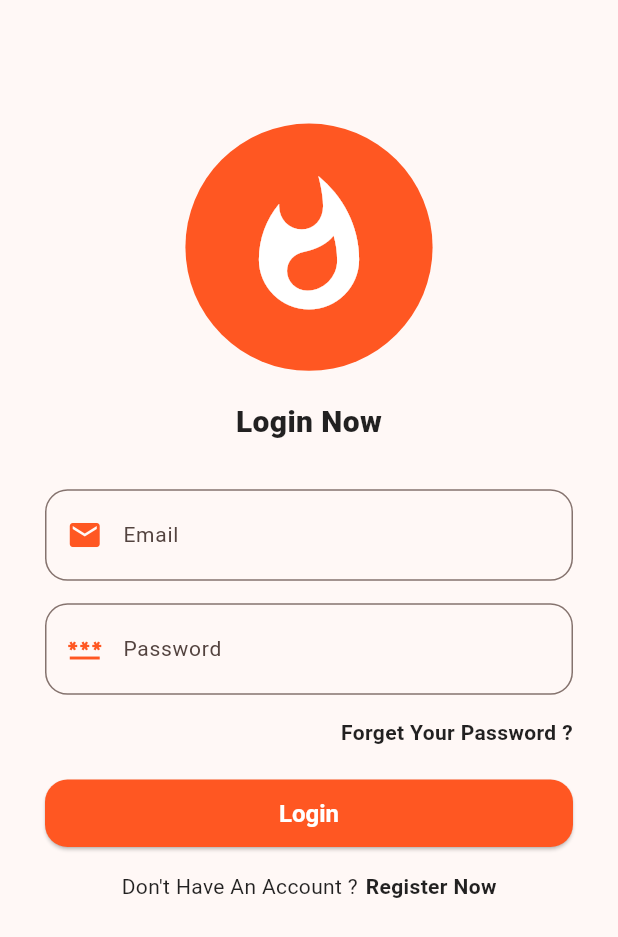
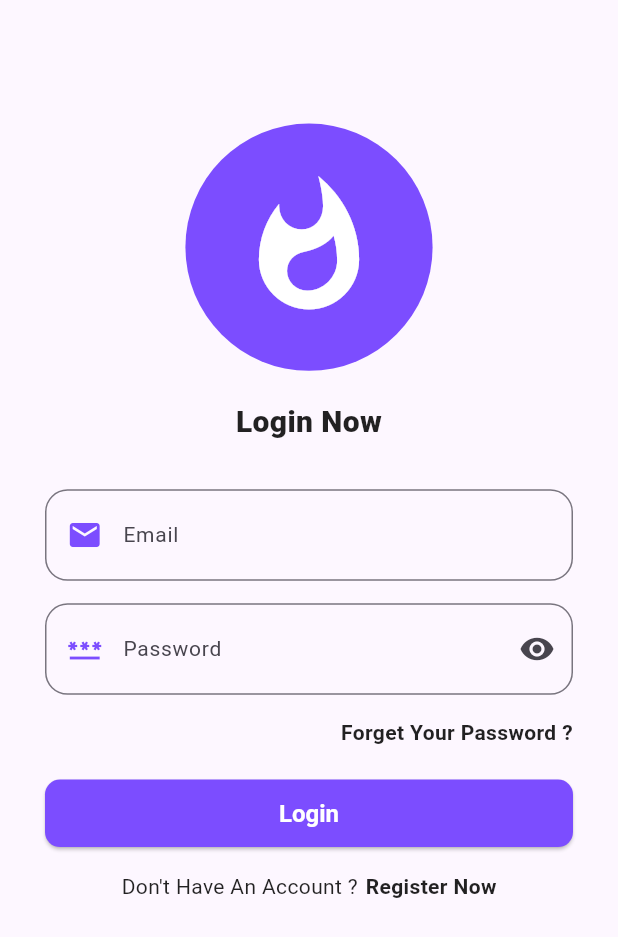
Before and after one commit to abdulrahmanhaney/Fire_Chat, a Flutter app: the screen it shows after launch, after a tap on "Login Now", on a phone screen of 412 x 824 dp. Shown: the top 937 px of the screen. Run offline on Flutter 3.47's test engine with Material 2 defaults, Android fonts, the phone set to English and light mode, and no system bars; drawn by our look-alikes of modal_progress_hud_nsn; our stand-ins replace bloc, cloud_firestore, dartz, equatable, firebase_auth, firebase_core and 5 more; accounts and stored records are empty; Roboto replaces fonts that are missing (Cairo).

Commit message:
create custom password text field and reset pass

```diff
--- a/lib/Core/utils/app_themes.dart
+++ b/lib/Core/utils/app_themes.dart
@@ -1,8 +1,6 @@
 import 'package:fire_chat/constants.dart';
 import 'package:flutter/material.dart';
 import 'package:google_fonts/google_fonts.dart';
-
-import '../styles/text_styles.dart';
 
 class AppThemes {
   static ThemeData lightTheme() {
@@ -13,18 +11,27 @@ class AppThemes {
       brightness: Brightness.light,
       colorScheme: ColorScheme.fromSeed(seedColor: kPrimaryColor),
       textTheme: GoogleFonts.cairoTextTheme(ThemeData.light().textTheme),
+      appBarTheme: const AppBarTheme(
+        backgroundColor: kPrimaryColor,
+        foregroundColor: Colors.white,
+      ),
       elevatedButtonTheme: const ElevatedButtonThemeData(
         style: ButtonStyle(
           backgroundColor: MaterialStatePropertyAll(kPrimaryColor),
           foregroundColor: MaterialStatePropertyAll(Colors.white),
-          textStyle: MaterialStatePropertyAll(AppTextStyles.s16b),
+          textStyle: MaterialStatePropertyAll(
+            TextStyle(
+              fontSize: 16,
+              fontWeight: FontWeight.bold,
+            ),
+          ),
           minimumSize: MaterialStatePropertyAll(
             Size(double.infinity, 45),
           ),
           shape: MaterialStatePropertyAll(
             RoundedRectangleBorder(
               borderRadius: BorderRadius.all(
-                Radius.circular(15),
+                Radius.circular(10),
               ),
             ),
           ),
@@ -40,11 +47,19 @@ class AppThemes {
       cardColor: kPrimaryColor,
       colorScheme: ColorScheme.fromSeed(seedColor: Colors.white),
       textTheme: GoogleFonts.cairoTextTheme(ThemeData.dark().textTheme),
+      appBarTheme: const AppBarTheme(
+        backgroundColor: kPrimaryColor,
+      ),
       elevatedButtonTheme: const ElevatedButtonThemeData(
         style: ButtonStyle(
           backgroundColor: MaterialStatePropertyAll(Colors.white),
           foregroundColor: MaterialStatePropertyAll(kPrimaryColor),
-          textStyle: MaterialStatePropertyAll(AppTextStyles.s16b),
+          textStyle: MaterialStatePropertyAll(
+            TextStyle(
+              fontSize: 16,
+              fontWeight: FontWeight.bold,
+            ),
+          ),
           minimumSize: MaterialStatePropertyAll(
             Size(double.infinity, 45),
           ),
--- a/lib/Featured/Auth/presentataion/manager/reset_password_cubit/reset_password_cubit.dart
+++ b/lib/Featured/Auth/presentataion/manager/reset_password_cubit/reset_password_cubit.dart
@@ -1,8 +1,18 @@
 import 'package:bloc/bloc.dart';
 import 'package:equatable/equatable.dart';
+import 'package:fire_chat/Featured/Auth/data/repositories/auth_repo_impl.dart';
 
 part 'reset_password_state.dart';
 
 class ResetPasswordCubit extends Cubit<ResetPasswordState> {
-  ResetPasswordCubit() : super(ResetPasswordInitial());
+  ResetPasswordCubit(this.authRepoImpl) : super(ResetPasswordInitial());
+  AuthRepoImpl authRepoImpl;
+
+  Future<void> resetPassword({required String email}) async {
+    var response = await authRepoImpl.resetPassword(email: email);
+    response.fold(
+      (fail) => emit(ResetPasswordFailuer(fail.errorMessage)),
+      (success) => emit(ResetPasswordSuccess()),
+    );
+  }
 }
--- a/lib/Featured/Auth/presentataion/manager/reset_password_cubit/reset_password_state.dart
+++ b/lib/Featured/Auth/presentataion/manager/reset_password_cubit/reset_password_state.dart
@@ -8,3 +8,12 @@ abstract class ResetPasswordState extends Equatable {
 }
 
 class ResetPasswordInitial extends ResetPasswordState {}
+
+class ResetPasswordLoading extends ResetPasswordState {}
+
+class ResetPasswordSuccess extends ResetPasswordState {}
+
+class ResetPasswordFailuer extends ResetPasswordState {
+  final String errorMessage;
+  const ResetPasswordFailuer(this.errorMessage);
+}
--- /dev/null
+++ b/lib/Featured/Auth/presentataion/views/widgets/custom_password_text_field.dart
@@ -0,0 +1,67 @@
+import 'package:flutter/material.dart';
+
+// ignore: must_be_immutable
+class CustomPassWordTextField extends StatefulWidget {
+  CustomPassWordTextField(
+      {super.key,
+      required this.hint,
+      this.onSaved,
+      this.validator,
+      this.onCahange});
+
+  String hint;
+  void Function(String?)? onSaved;
+  Function(String)? onCahange;
+  String? Function(String?)? validator;
+
+  @override
+  State<CustomPassWordTextField> createState() =>
+      _CustomPassWordTextFieldState();
+}
+
+class _CustomPassWordTextFieldState extends State<CustomPassWordTextField> {
+  bool isShow = false;
+
+  @override
+  Widget build(BuildContext context) {
+    return Container(
+      margin: const EdgeInsets.only(bottom: 15),
+      child: TextFormField(
+        validator: widget.validator,
+        onSaved: widget.onSaved,
+        obscureText: isShow,
+        onChanged: widget.onCahange,
+        style: const TextStyle(fontSize: 14),
+        decoration: InputDecoration(
+          contentPadding:
+              const EdgeInsets.symmetric(vertical: 20, horizontal: 15),
+          hintText: widget.hint,
+          hintStyle: const TextStyle(fontSize: 14),
+          suffixIcon: IconButton(
+            onPressed: () {
+              setState(() {
+                isShow = !isShow;
+              });
+            },
+            icon: Icon(
+              isShow ? Icons.visibility_off : Icons.visibility,
+            ),
+          ),
+          prefixIcon: Padding(
+            padding: const EdgeInsets.only(left: 5),
+            child: Icon(
+              Icons.password,
+              size: 24,
+              color: Theme.of(context).primaryColor,
+            ),
+          ),
+          border: const OutlineInputBorder(
+            borderRadius: BorderRadius.all(
+              Radius.circular(15),
+            ),
+          ),
+        ),
+      ),
+    );
+  }
+}
--- a/lib/Featured/Auth/presentataion/views/widgets/login_section.dart
+++ b/lib/Featured/Auth/presentataion/views/widgets/login_section.dart
@@ -4,6 +4,7 @@ import 'package:flutter/material.dart';
 import 'package:flutter_bloc/flutter_bloc.dart';
 
 import '../../../../../Core/styles/text_styles.dart';
+import 'custom_password_text_field.dart';
 import 'custom_text_field.dart';
 
 class LoginSection extends StatefulWidget {
@@ -45,20 +46,22 @@ class _LoginSectionState extends State<LoginSection> {
               },
               validator: (p0) {
                 if (p0?.isEmpty ?? true) {
-                  return "Email can't be empty";
+                  return "Email Can't be empty";
+                }
+                if (!p0!.contains('@')) {
+                  return "Error in email formatt";
                 }
                 return null;
               },
             ),
-            CustomTextField(
-              icon: Icons.password,
+            CustomPassWordTextField(
               hint: 'Password',
               onSaved: (p0) {
                 passWord = p0!;
               },
               validator: (p0) {
                 if (p0?.isEmpty ?? true) {
-                  return "Password can't be empty";
+                  return "Password Can't be empty";
                 }
                 return null;
               },
--- a/lib/Featured/Auth/presentataion/views/widgets/register_section.dart
+++ b/lib/Featured/Auth/presentataion/views/widgets/register_section.dart
@@ -3,6 +3,8 @@ import 'package:fire_chat/Featured/Auth/presentataion/manager/create_user_cubit/
 import 'package:fire_chat/Featured/Auth/presentataion/views/widgets/custom_text_field.dart';
 import 'package:flutter/material.dart';
 import 'package:flutter_bloc/flutter_bloc.dart';
+
+import 'custom_password_text_field.dart';
 
 class RegisterSection extends StatefulWidget {
   const RegisterSection({super.key});
@@ -62,8 +64,7 @@ class _RegisterSectionState extends State<RegisterSection> {
                 return null;
               },
             ),
-            CustomTextField(
-              icon: Icons.password,
+            CustomPassWordTextField(
               hint: 'Password',
               onSaved: (p0) {
                 password = p0!;
--- a/lib/Featured/Splash/views/widgets/splash_view_body.dart
+++ b/lib/Featured/Splash/views/widgets/splash_view_body.dart
@@ -1,7 +1,7 @@
 import 'package:fire_chat/Core/styles/text_styles.dart';
 import 'package:fire_chat/Core/utils/service_lactor.dart';
 import 'package:fire_chat/Featured/Auth/presentataion/views/register_view.dart';
-import 'package:fire_chat/Featured/Auth/presentataion/views/reset_password_view.dart';
+import 'package:fire_chat/Featured/Home/presentation/views/home_view.dart';
 import 'package:flutter/material.dart';
 import 'package:shared_preferences/shared_preferences.dart';
 
@@ -20,7 +20,7 @@ class _SplashViewBodyState extends State<SplashViewBody>
   var shared = getIt.get<SharedPreferences>();
 
   @override
-  void initState()  {
+  void initState() {
     super.initState();
     initAnimation();
     navigateToAnotherScreen();
@@ -92,7 +92,7 @@ class _SplashViewBodyState extends State<SplashViewBody>
         if (shared.getString('userInfo')?.isEmpty ?? true) {
           Navigator.of(context).pushReplacementNamed(RegisterView.id);
         } else {
-          Navigator.of(context).pushReplacementNamed(ResetPasswordView.id);
+          Navigator.of(context).pushReplacementNamed(HomeView.id);
         }
       },
     );
--- a/lib/constants.dart
+++ b/lib/constants.dart
@@ -1,3 +1,3 @@
 import 'package:flutter/material.dart';
 
-const Color kPrimaryColor = Colors.deepOrange;
+const Color kPrimaryColor = Colors.deepPurpleAccent;
--- a/lib/main.dart
+++ b/lib/main.dart
@@ -4,9 +4,11 @@ import 'package:fire_chat/Core/utils/service_lactor.dart';
 import 'package:fire_chat/Featured/Auth/data/repositories/auth_repo_impl.dart';
 import 'package:fire_chat/Featured/Auth/presentataion/manager/create_user_cubit/create_user_cubit.dart';
 import 'package:fire_chat/Featured/Auth/presentataion/manager/login_user_cubit/login_user_cubit.dart';
+import 'package:fire_chat/Featured/Auth/presentataion/manager/reset_password_cubit/reset_password_cubit.dart';
 import 'package:fire_chat/Featured/Auth/presentataion/views/login_view.dart';
 import 'package:fire_chat/Featured/Auth/presentataion/views/register_view.dart';
 import 'package:fire_chat/Featured/Auth/presentataion/views/reset_password_view.dart';
+import 'package:fire_chat/Featured/Home/presentation/views/home_view.dart';
 import 'package:fire_chat/Featured/Splash/splash_view.dart';
 import 'package:fire_chat/firebase_options.dart';
 import 'package:firebase_core/firebase_core.dart';
@@ -42,6 +44,9 @@ class MyApp extends StatelessWidget {
         BlocProvider(
           create: (context) => LoginUserCubit(authrepoimpl, shared),
         ),
+        BlocProvider(
+          create: (context) => ResetPasswordCubit(authrepoimpl),
+        ),
       ],
       child: MaterialApp(
         title: 'Fire Chat',
@@ -58,6 +63,14 @@ class MyApp extends StatelessWidget {
               return PageTransition(
                 child: const LoginView(),
                 type: PageTransitionType.fade,
+                duration: const Duration(milliseconds: 500),
+                settings: settings,
+              );
+            case HomeView.id:
+              return PageTransition(
+                child: const HomeView(),
+                type: PageTransitionType.fade,
+                alignment: Alignment.center,
                 duration: const Duration(milliseconds: 500),
                 settings: settings,
               );
```
Also changed, not shown: lib/Featured/Auth/presentataion/views/widgets/reset_password_view_body.dart (+64 -2 lines), lib/Featured/Home/presentation/views/home_view.dart (added, +15 -0 lines), lib/Featured/Home/presentation/views/widgets/home_view_body.dart (added, +53 -0 lines), 1 other file.
